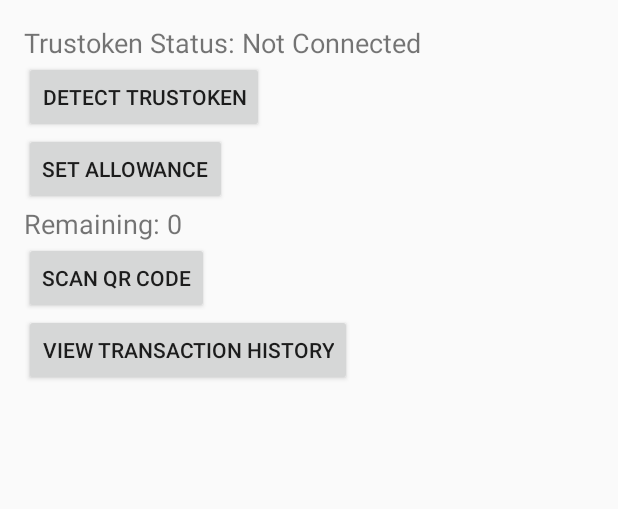
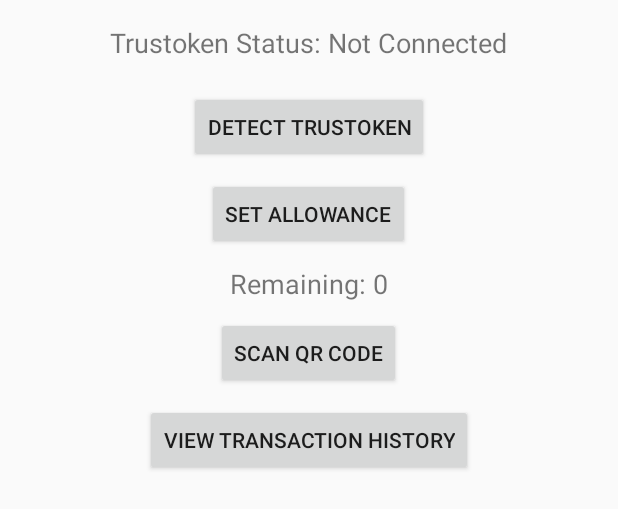
Before and after one commit to chetaniitbhilai/Mlecchita-vikalpa, an Android app built with Jetpack Compose: the layout activity_main.xml on its own in the app's theme, with its tools: preview values and no code run, on a phone screen of 412 x 824 dp. Shown: the top 509 px of the screen. Run offline under Robolectric (Android 15) with nearby library versions, the phone set to English and light mode, and no system bars.

Commit message:
new_work

```diff
--- a/app/src/main/res/layout/activity_main.xml
+++ b/app/src/main/res/layout/activity_main.xml
@@ -1,8 +1,14 @@
 <?xml version="1.0" encoding="utf-8"?>
-<LinearLayout xmlns:android="http://schemas.android.com/apk/res/android"
+<ScrollView xmlns:android="http://schemas.android.com/apk/res/android"
     android:layout_width="match_parent"
-    android:layout_height="match_parent"
+    android:layout_height="match_parent">
+
+    <LinearLayout
+        android:layout_width="match_parent"
+        android:layout_height="wrap_content"
         android:orientation="vertical"
+        android:gravity="center"
+        android:paddingTop="50dp"
         android:padding="16dp">
 
         <TextView
@@ -16,30 +22,37 @@
             android:id="@+id/detect_token"
             android:layout_width="wrap_content"
             android:layout_height="wrap_content"
-        android:text="Detect Trustoken" />
+            android:text="Detect Trustoken"
+            android:layout_marginTop="20dp"/>
 
         <Button
             android:id="@+id/set_allowance"
             android:layout_width="wrap_content"
             android:layout_height="wrap_content"
-        android:text="Set Allowance" />
+            android:text="Set Allowance"
+            android:layout_marginTop="10dp"/>
 
         <TextView
             android:id="@+id/remaining_allowance"
             android:layout_width="wrap_content"
             android:layout_height="wrap_content"
             android:text="Remaining: 0"
-        android:textSize="18sp" />
+            android:textSize="18sp"
+            android:layout_marginTop="10dp"/>
 
         <Button
             android:id="@+id/scan_qr"
             android:layout_width="wrap_content"
             android:layout_height="wrap_content"
-        android:text="Scan QR Code" />
+            android:text="Scan QR Code"
+            android:layout_marginTop="10dp"/>
 
         <Button
             android:id="@+id/view_history"
             android:layout_width="wrap_content"
             android:layout_height="wrap_content"
-        android:text="View Transaction History" />
+            android:text="View Transaction History"
+            android:layout_marginTop="10dp"/>
     </LinearLayout>
+
+</ScrollView>
```
Also changed, not shown: app/src/main/AndroidManifest.xml (+2 -9 lines), app/src/main/java/com/example/trustoken_starter/MainActivity.java (+6 -3 lines). Lines whose indentation alone changed are shown as unchanged.
